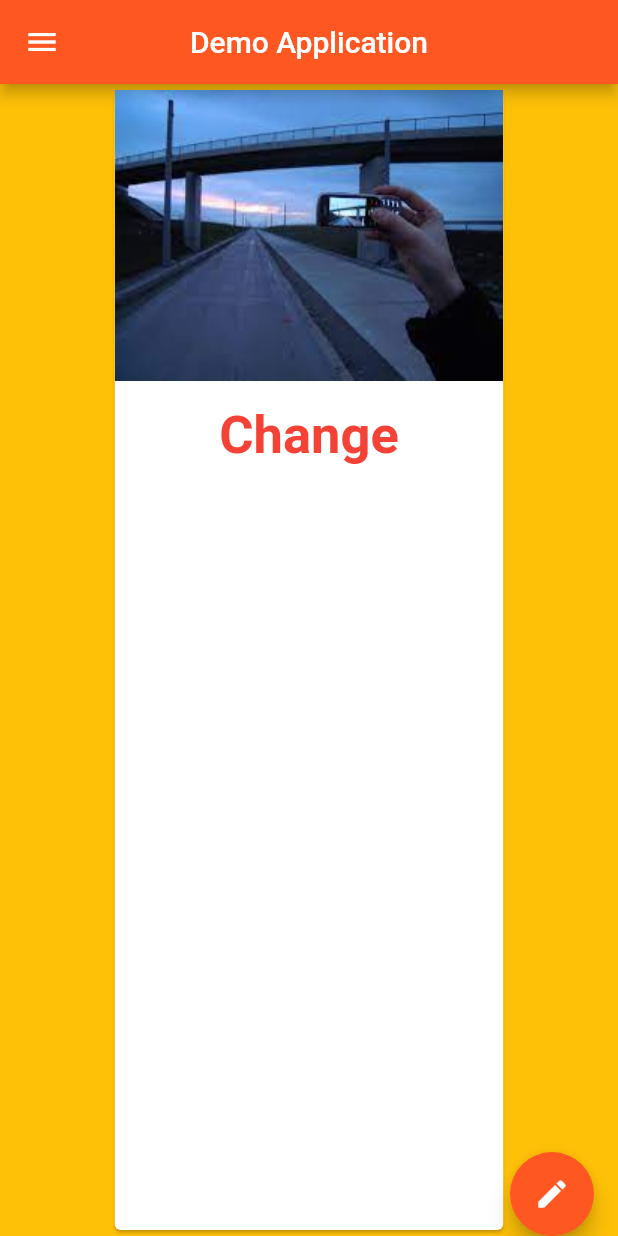
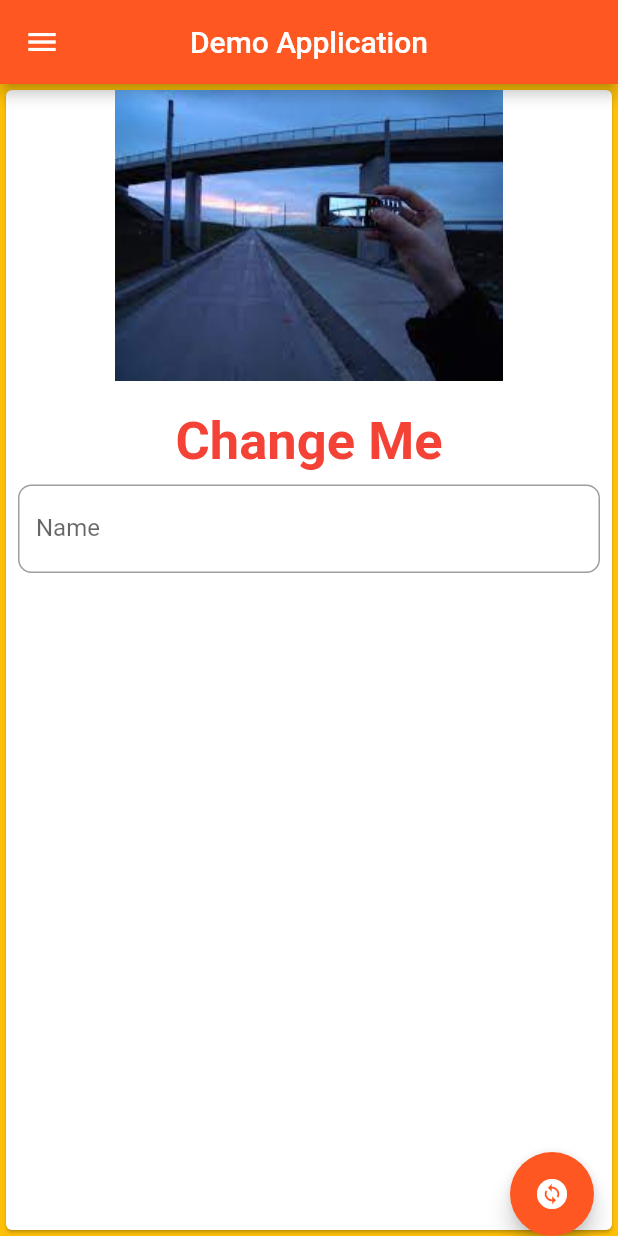
Before and after one commit to amareshtiwari567/practice, a Flutter app: the screen it shows after launch, on a phone screen of 412 x 824 dp. Run offline on Flutter 3.47's test engine with Material 2 defaults, Android fonts, the phone set to English and light mode, and no system bars.

```diff
--- a/lib/main.dart
+++ b/lib/main.dart
@@ -1,4 +1,4 @@
-import 'package:flutter/cupertino.dart';
+// import 'package:flutter/cupertino.dart';
 import 'package:flutter/material.dart';
 
 // main function of the program
@@ -11,8 +11,21 @@
 }
 
 // stateless widgets
-class Homepage extends StatelessWidget {
+class Homepage extends StatefulWidget {
   const Homepage({Key? key}) : super(key: key);
+
+  @override
+  State<Homepage> createState() => _HomepageState();
+}
+
+class _HomepageState extends State<Homepage> {
+  late TextEditingController _nameController = TextEditingController();
+  var MyText = "Change Me";
+  @override
+  void initState() {
+    // TODO: implement initState
+    super.initState();
+  }
 
   @override
   Widget build(BuildContext context) {
@@ -36,17 +49,27 @@
                 "assets/bg.jpeg",
                 fit: BoxFit.cover,
               ),
+              SizedBox(
+                height: 20,
+              ),
+              Text(
+                MyText,
+                style: TextStyle(
+                    fontSize: 35,
+                    fontWeight: FontWeight.bold,
+                    color: Colors.red),
+              ),
               Padding(
-                padding: const EdgeInsets.all(16.0),
-                child: SizedBox(
-                  height: 50,
-                  child: Text(
-                    "Change",
-                    style: TextStyle(
-                        fontSize: 35,
-                        fontWeight: FontWeight.bold,
-                        color: Colors.red),
-                  ),
+                padding: const EdgeInsets.all(8.0),
+                child: TextFormField(
+                  controller: _nameController,
+                  keyboardType: TextInputType.text,
+                  obscureText: true,
+                  decoration: InputDecoration(
+                      border: OutlineInputBorder(
+                          borderRadius: BorderRadius.circular(9.0)),
+                      hintText: "Enter Something Here",
+                      labelText: "Name"),
                 ),
               ),
             ],
@@ -105,8 +128,11 @@
       ),
       floatingActionButtonLocation: FloatingActionButtonLocation.endDocked,
       floatingActionButton: FloatingActionButton(
-        onPressed: () {},
-        child: Icon(Icons.edit),
+        onPressed: () {
+          MyText = _nameController.text;
+          setState(() {});
+        },
+        child: Icon(Icons.change_circle),
       ),
     );
   }
```
